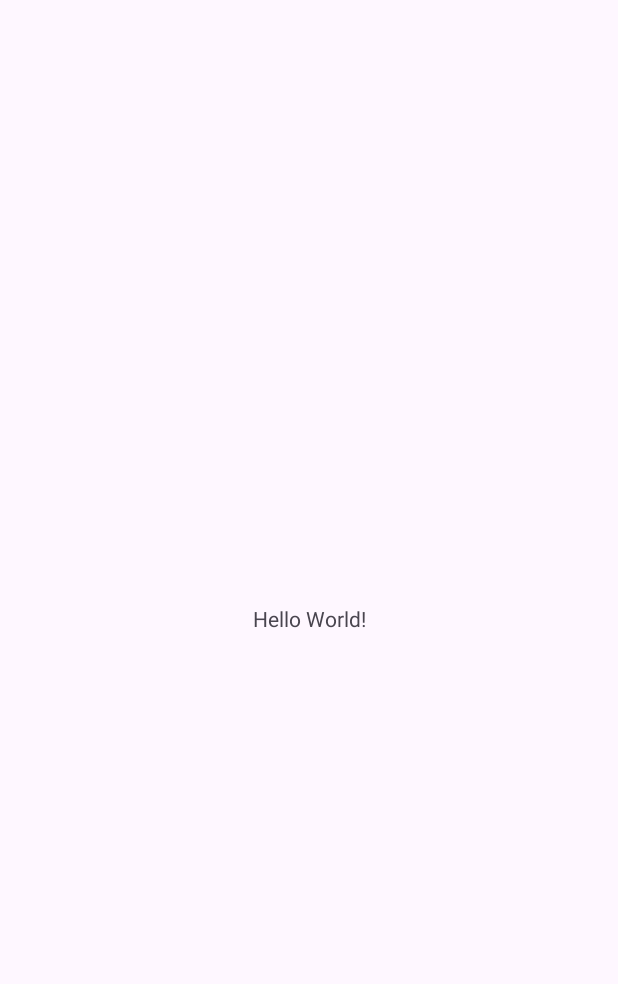
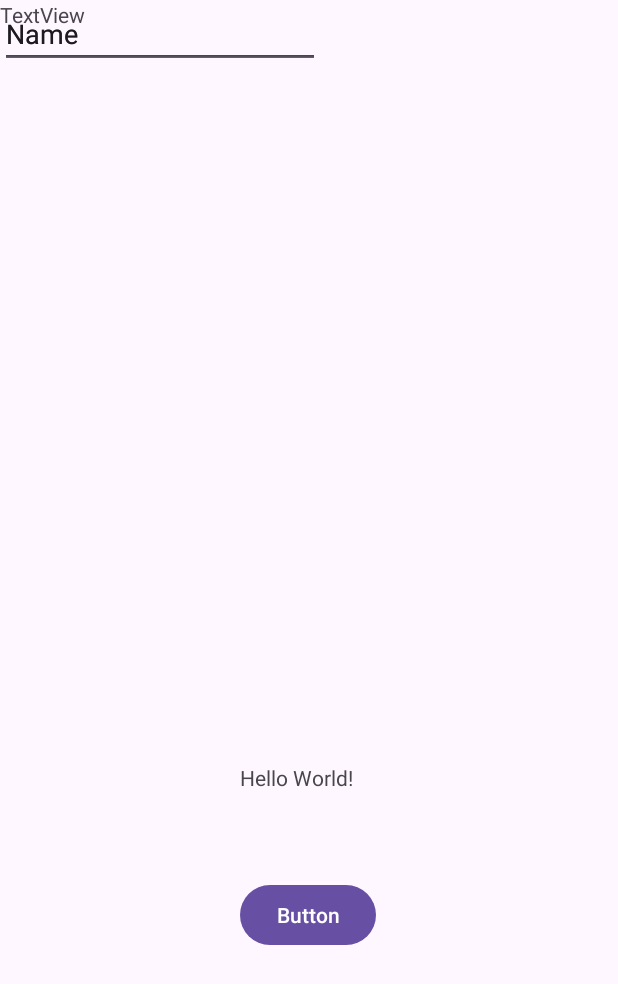
Before and after one commit to carlosdcm2004/Proyecto_App, an Android app: the screen it shows after launch (MainActivity), on a phone screen of 412 x 824 dp. Before the commit the part shown is almost empty. Shown: the top 984 px of the screen. Run offline under Robolectric (Android 15) with nearby library versions, the phone set to English and light mode, and no system bars.

Commit message:
se creo el inicio del login

```diff
--- a/app/src/main/java/com/example/proyecto_app/MainActivity.kt
+++ b/app/src/main/java/com/example/proyecto_app/MainActivity.kt
@@ -11,6 +11,9 @@ class MainActivity : AppCompatActivity() {
         super.onCreate(savedInstanceState)
         enableEdgeToEdge()
         setContentView(R.layout.activity_main)
+
+
+
         ViewCompat.setOnApplyWindowInsetsListener(findViewById(R.id.main)) { v, insets ->
             val systemBars = insets.getInsets(WindowInsetsCompat.Type.systemBars())
             v.setPadding(systemBars.left, systemBars.top, systemBars.right, systemBars.bottom)
--- a/app/src/main/res/layout/activity_main.xml
+++ b/app/src/main/res/layout/activity_main.xml
@@ -8,12 +8,55 @@
     tools:context=".MainActivity">
 
     <TextView
-        android:layout_width="wrap_content"
-        android:layout_height="wrap_content"
+        android:id="@+id/textView"
+        android:layout_width="81dp"
+        android:layout_height="19dp"
         android:text="Hello World!"
         app:layout_constraintBottom_toBottomOf="parent"
         app:layout_constraintEnd_toEndOf="parent"
+        app:layout_constraintHorizontal_bias="0.484"
         app:layout_constraintStart_toStartOf="parent"
-        app:layout_constraintTop_toTopOf="parent" />
+        app:layout_constraintTop_toTopOf="parent"
+        app:layout_constraintVertical_bias="0.632" />
+
+    <Button
+        android:id="@+id/button"
+        android:layout_width="wrap_content"
+        android:layout_height="wrap_content"
+        android:text="Button"
+        app:layout_constraintBottom_toBottomOf="parent"
+        app:layout_constraintEnd_toEndOf="parent"
+        app:layout_constraintHorizontal_bias="0.498"
+        app:layout_constraintStart_toStartOf="parent"
+        app:layout_constraintTop_toTopOf="parent"
+        app:layout_constraintVertical_bias="0.755" />
+
+    <EditText
+        android:id="@+id/editTextText"
+        android:layout_width="wrap_content"
+        android:layout_height="wrap_content"
+        android:ems="10"
+        android:inputType="text"
+        android:text="Name"
+        tools:layout_editor_absoluteX="88dp"
+        tools:layout_editor_absoluteY="207dp" />
+
+    <EditText
+        android:id="@+id/editTextText2"
+        android:layout_width="wrap_content"
+        android:layout_height="wrap_content"
+        android:ems="10"
+        android:inputType="text"
+        android:text="Name"
+        tools:layout_editor_absoluteX="88dp"
+        tools:layout_editor_absoluteY="323dp" />
+
+    <TextView
+        android:id="@+id/textView2"
+        android:layout_width="wrap_content"
+        android:layout_height="wrap_content"
+        android:text="TextView"
+        tools:layout_editor_absoluteX="160dp"
+        tools:layout_editor_absoluteY="129dp" />
 
 </androidx.constraintlayout.widget.ConstraintLayout>
```
